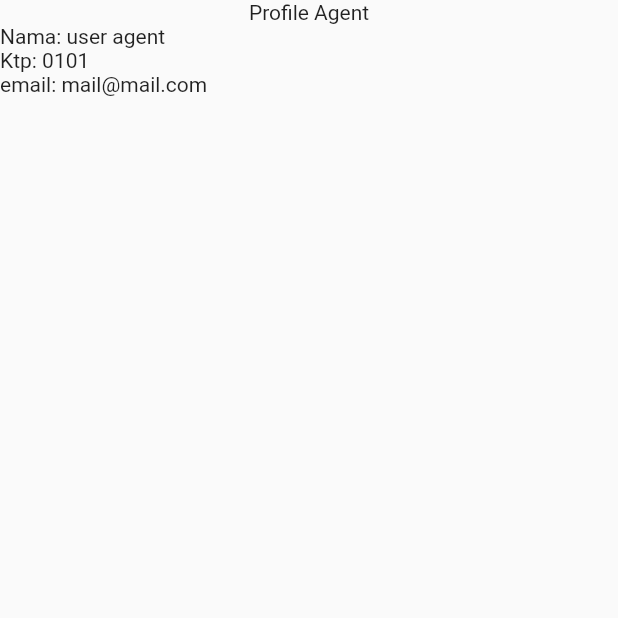
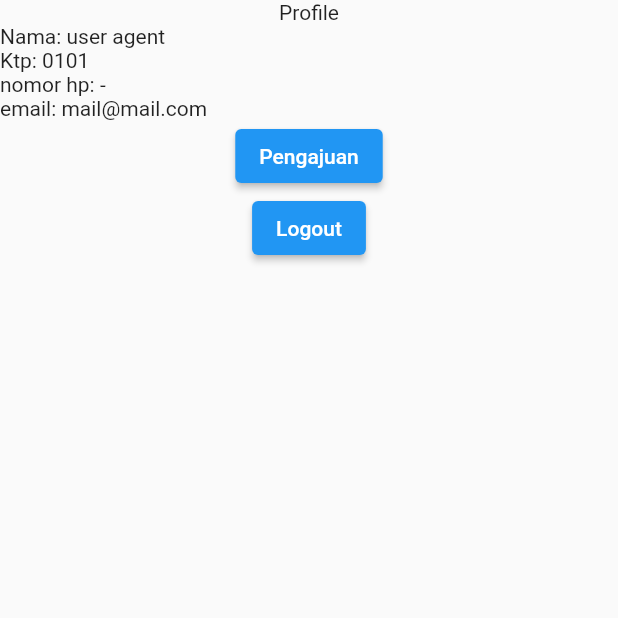
Before and after one commit to mrizkyfinansia/coordinator-alternative-playground, a Flutter app: the screen it shows after launch, after a tap on "agent", on a phone screen of 412 x 824 dp, the top half of it. Run offline on Flutter 3.47's test engine with Material 2 defaults, Android fonts, the light colour scheme and no system bars; our stand-ins replace get, shared_preferences; accounts and stored records are empty.

Commit message:
add base screen & controller

```diff
--- /dev/null
+++ b/lib/domain/auth/logout_usecase.dart
@@ -0,0 +1,6 @@
+class LogoutUsecase {
+  // Do login, store user in local datasource for profile screen purpose
+  Future<String> call() async {
+    return "logout";
+  }
+}
--- /dev/null
+++ b/lib/presentation/profile/agent/profile_agent_binding.dart
@@ -0,0 +1,14 @@
+import 'package:coordinator/domain/auth/logout_usecase.dart';
+import 'package:coordinator/domain/user/get_user_agent_usecase.dart';
+import 'package:coordinator/presentation/profile/agent/profile_agent_controller.dart';
+import 'package:get/get.dart';
+
+class ProfileAgentBinding implements Bindings {
+  @override
+  void dependencies() {
+    Get.lazyPut(() => ProfileAgentController(
+      logoutUsecase: LogoutUsecase(),
+      getUserAgentUsecase: GetUserAgentUsecase(),
+    ));
+  }
+}
--- /dev/null
+++ b/lib/presentation/profile/agent/profile_agent_controller.dart
@@ -0,0 +1,27 @@
+import 'package:coordinator/domain/auth/logout_usecase.dart';
+import 'package:coordinator/domain/user/get_user_agent_usecase.dart';
+import 'package:coordinator/presentation/profile/common/base_profile_controller.dart';
+
+class ProfileAgentController extends BaseProfileController {
+  ProfileAgentController({
+    required LogoutUsecase logoutUsecase,
+    required this.getUserAgentUsecase,
+  })
+  : super(logoutUsecase);
+
+  final GetUserAgentUsecase getUserAgentUsecase;
+
+  @override
+  void onInit() async {
+    isloading(true);
+    profile = await getUserAgentUsecase(userId: "AGET123");
+    isloading(false);
+    super.onInit();
+  }
+
+  @override
+  void onTapButton(){
+    print("agent");
+    return super.onTapButton();
+  }
+}
--- /dev/null
+++ b/lib/presentation/profile/agent/profile_agent_screen.dart
@@ -0,0 +1,49 @@
+import 'package:coordinator/presentation/profile/agent/profile_agent_controller.dart';
+import 'package:coordinator/presentation/profile/common/base_profile_controller.dart';
+import 'package:coordinator/presentation/profile/common/base_profile_screen.dart';
+import 'package:flutter/material.dart';
+import 'package:get/get.dart';
+
+class ProfileAgentScreen extends GetView<BaseProfileController> with BaseProfileScreen{
+  ProfileAgentScreen({super.key});
+
+  @override
+  ProfileAgentController controller = Get.find<ProfileAgentController>();
+
+  @override
+  Widget body() {
+    return Column(
+      children: [
+        _biodataWidget(),
+        _pengajuanButton()
+      ],
+    );
+  }
+
+  Widget _pengajuanButton() {
+  return ElevatedButton(
+      onPressed: (){controller.onTapButton();},
+      child: Text("Pengajuan"),
+    );
+  }
+
+  Widget _biodataWidget() =>
+  SizedBox(
+    child: Column(
+      children: [
+        Row(
+          children: [const Text("Nama: "), Text(controller.profile.name)],
+        ),
+        Row(
+          children: [const Text("Ktp: "), Text(controller.profile.ktp)],
+        ),
+        Row(
+          children: [const Text("nomor hp: "), Text(controller.profile.noHp)],
+        ),
+        Row(
+          children: [const Text("email: "), Text(controller.profile.email)],
+        )
+      ],
+    ),
+  );
+}
--- a/lib/presentation/profile/binding/profile_agent_binding.dart
+++ /dev/null
@@ -1,10 +0,0 @@
-import 'package:coordinator/domain/user/get_user_agent_usecase.dart';
-import 'package:coordinator/presentation/profile/profile_controller.dart';
-import 'package:get/get.dart';
-
-class ProfileAgentBinding implements Bindings {
-  @override
-  void dependencies() {
-    Get.lazyPut(() => ProfileController(userAgentUsecase: GetUserAgentUsecase()));
-  }
-}
--- /dev/null
+++ b/lib/presentation/profile/common/base_profile_controller.dart
@@ -0,0 +1,24 @@
+import 'package:coordinator/domain/auth/logout_usecase.dart';
+import 'package:coordinator/domain/user/user.dart';
+import 'package:get/get.dart';
+
+class BaseProfileController extends GetxController {
+  BaseProfileController(this.logoutUsecase);
+
+  final LogoutUsecase logoutUsecase;
+  late User profile;
+
+  final isloading = false.obs;
+
+
+  Future<void> onTapLogout() async {
+    isloading(true);
+    await Future.delayed(Duration(seconds: 1));
+    await logoutUsecase();
+    Get.offAllNamed("/login");
+    isloading(false);
+  }
+
+  void onTapButton(){}
+
+}
--- /dev/null
+++ b/lib/presentation/profile/common/base_profile_screen.dart
@@ -0,0 +1,35 @@
+import 'package:coordinator/presentation/profile/common/base_profile_controller.dart';
+import 'package:flutter/material.dart';
+import 'package:get/get.dart';
+
+mixin BaseProfileScreen on GetView<BaseProfileController> {
+  @override
+  Widget build(BuildContext context) {
+    return Obx(
+      () => Scaffold(
+        body: controller.isloading.value
+            ? Text("Loading")
+            : Column(
+                children: [
+                  header(),
+                  body(),
+                  logoutButton(),
+                ],
+              ),
+      ),
+    );
+  }
+
+  Widget header() {
+    return Text("Profile");
+  }
+
+  Widget body();
+
+  Widget logoutButton() {
+    return ElevatedButton(
+      onPressed: (){controller.onTapLogout();},
+      child: Text("Logout"),
+    );
+  }
+}
--- /dev/null
+++ b/lib/presentation/profile/merchant/profile_merchant_screen.dart
@@ -0,0 +1,50 @@
+import 'package:coordinator/presentation/profile/common/base_profile_controller.dart';
+import 'package:coordinator/presentation/profile/common/base_profile_screen.dart';
+import 'package:coordinator/presentation/profile/merchant/profile_merchant_controller.dart';
+import 'package:flutter/material.dart';
+import 'package:get/get.dart';
+
+class ProfileMerchantScreen extends GetView<BaseProfileController> with BaseProfileScreen{
+  ProfileMerchantScreen({super.key});
+
+  @override
+  ProfileMerchantController controller = Get.find<ProfileMerchantController>();
+
+ @override
+  Widget body() {
+    return Column(
+      children: [
+        _biodataWidget(),
+        _pengajuanButton()
+      ],
+    );
+  }
+
+  Widget _pengajuanButton() {
+  return ElevatedButton(
+      onPressed: (){controller.onTapButton();},
+      child: Text("Kredit"),
+    );
+  }
+
+  Widget _biodataWidget() =>
+  SizedBox(
+    child: Column(
+      children: [
+        Row(
+          children: [const Text("Nama: "), Text(controller.profile.name)],
+        ),
+        Row(
+          children: [const Text("Ktp: "), Text(controller.profile.ktp)],
+        ),
+        Row(
+          children: [const Text("nomor hp: "), Text(controller.profile.noHp)],
+        ),
+        Row(
+          children: [const Text("email: "), Text(controller.profile.email)],
+        )
+      ],
+    ),
+  );
+
+}
--- a/lib/presentation/profile/profile_controller.dart
+++ /dev/null
@@ -1,28 +0,0 @@
-import 'package:coordinator/domain/user/get_user_agent_usecase.dart';
-import 'package:coordinator/domain/user/get_user_merchant_usecase.dart';
-import 'package:coordinator/domain/user/user.dart';
-import 'package:get/get.dart';
-
-class ProfileController extends GetxController {
-  late User profile;
-  final GetUserAgentUsecase? userAgentUsecase;
-  final GetUserMerchantUsecase? userMerchantUsecase;
-
-  final isloading = false.obs;
-
-  ProfileController({this.userMerchantUsecase, this.userAgentUsecase});
-
-  @override
-  void onInit() async {
-    isloading(true);
-    if (userAgentUsecase != null){
-      profile = await userAgentUsecase!.call(userId: "userId");
-    }
-
-    if (userMerchantUsecase != null){
-      profile = await userMerchantUsecase!.call(userId: "userId");
-    }
-    isloading(false);
-    super.onInit();
-  }
-}
--- a/lib/presentation/profile/profile_view.dart
+++ /dev/null
@@ -1,106 +0,0 @@
-import 'package:coordinator/presentation/profile/profile_controller.dart';
-import 'package:flutter/material.dart';
-import 'package:get/get_state_manager/get_state_manager.dart';
-
-class ProfileView extends GetView<ProfileController> {
-  const ProfileView({super.key});
-
-  @override
-  Widget build(BuildContext context) {
-    return Obx(() => Scaffold(
-        body: controller.isloading.value
-        ? SizedBox()
-        : Column(
-            children: [
-              header(),
-              body(),
-            ],
-          ),
-      )
-    );
-  }
-
-  Stack header() {
-    return Stack(
-      children: [
-        _agentProfileTitleWidget(
-            setVisible: controller.profile.role == "agent"),
-        _merchantProfileTitleWidget(
-            setVisible: controller.profile.role == "merchant")
-      ],
-    );
-  }
-
-  Widget body() {
-    return Stack(
-      children: [
-        _agentBiodataWidget(setVisible: controller.profile.role == "agent"),
-        _merchantBiodataWidget(
-            setVisible: controller.profile.role == "merchant"),
-      ],
-    );
-  }
-
-  Widget _merchantProfileTitleWidget({required bool setVisible}) {
-    return setVisible ? const Text("Profile Merchant") : const SizedBox();
-  }
-
-  Widget _agentProfileTitleWidget({required bool setVisible}) {
-    return setVisible ? const Text("Profile Agent") : const SizedBox();
-  }
-
-  Widget _agentBiodataWidget({required bool setVisible}) {
-    return setVisible
-        ? SizedBox(
-            child: Column(
-              children: [
-                Row(
-                  children: [
-                    const Text("Nama: "),
-                    Text(controller.profile.name)
-                  ],
-                ),
-                Row(
-                  children: [const Text("Ktp: "), Text(controller.profile.ktp)],
-                ),
-                Row(
-                  children: [
-                    const Text("email: "),
-                    Text(controller.profile.email)
-                  ],
-                )
-              ],
-            ),
-          )
-        : const SizedBox();
-  }
-
-  Widget _merchantBiodataWidget({required bool setVisible}) {
-    return setVisible
-        ? SizedBox(
-            child: Column(
-              children: [
-                Row(
-                  children: [const Text("Nama"), Text(controller.profile.name)],
-                ),
-                Row(
-                  children: [const Text("Ktp"), Text(controller.profile.ktp)],
-                ),
-                Row(
-                  children: [
-                    const Text("nomor hp"),
-                    Text(controller.profile.noHp)
-                  ],
-                ),
-                Row(
-                  children: [
-                    const Text("email"),
-                    Text(controller.profile.email)
-                  ],
-                )
-              ],
-            ),
-          )
-        : const SizedBox();
-  }
-}
--- a/lib/routes.dart
+++ b/lib/routes.dart
@@ -1,10 +1,11 @@
 import 'package:coordinator/presentation/login/login_binding.dart';
 import 'package:coordinator/presentation/login/login_view.dart';
-import 'package:coordinator/presentation/profile/profile_view.dart';
+import 'package:coordinator/presentation/profile/agent/profile_agent_screen.dart';
+import 'package:coordinator/presentation/profile/merchant/profile_merchant_screen.dart';
 import 'package:get/get.dart';
 
-import 'presentation/profile/binding/profile_agent_binding.dart';
-import 'presentation/profile/binding/profile_merchant_binding.dart';
+import 'presentation/profile/agent/profile_agent_binding.dart';
+import 'presentation/profile/merchant/profile_merchant_binding.dart';
 
 class Apppages {
   Apppages._();
@@ -12,12 +13,12 @@ class Apppages {
   static final routes = [
     GetPage(
       name: "/profile-merchant",
-      page: () => const ProfileView(),
+      page: () => ProfileMerchantScreen(),
       binding: ProfileMerchantBinding(),
     ),
     GetPage(
       name: "/profile-agent",
-      page: () => const ProfileView(),
+      page: () => ProfileAgentScreen(),
       binding: ProfileAgentBinding(),
     ),
     GetPage(
```
Also changed, not shown: lib/presentation/profile/binding/profile_merchant_binding.dart (deleted, +0 -10 lines), lib/presentation/profile/merchant/profile_merchant_binding.dart (added, +14 -0 lines), lib/presentation/profile/merchant/profile_merchant_controller.dart (added, +27 -0 lines).
